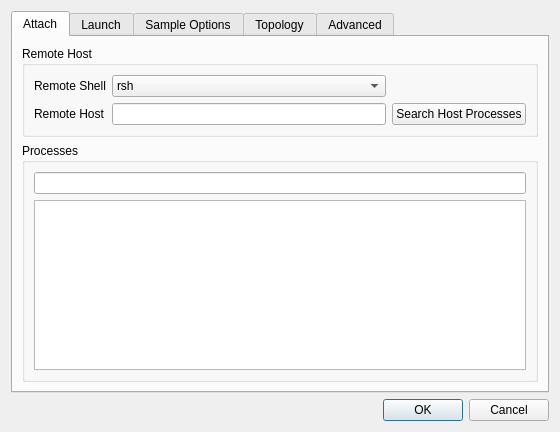
Above: src/plugins/SWAT/JobControlDialog.ui from PTGF/Swat before the change. Below: the same form after it.
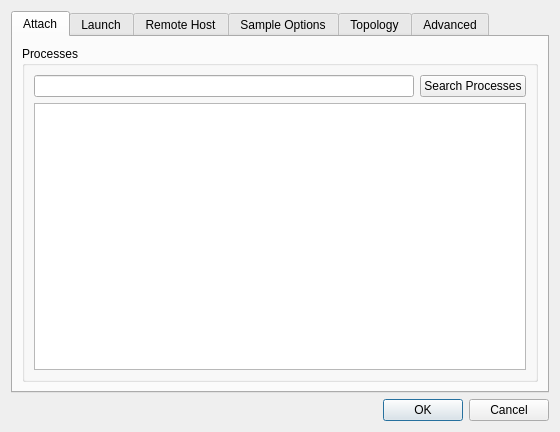
That is the form after the change. The open tabs and pages were chosen to show the change.

Commit message: Got CompiledAdapter to link properly w/ STAT, et al.; JobControlDialog improvements to work with IAdapter; SWATWidget improvements to work with JobControlAdapter and IAdapter

Diff of the .ui file:
```diff
--- a/src/plugins/SWAT/JobControlDialog.ui
+++ b/src/plugins/SWAT/JobControlDialog.ui
@@ -24,63 +24,23 @@
        <string>Attach</string>
       </attribute>
       <layout class="QVBoxLayout" name="verticalLayout_3">
-       <item>
-        <widget class="QGroupBox" name="grpRemoteHost">
-         <property name="title">
-          <string>Remote Host</string>
-         </property>
-         <layout class="QGridLayout" name="gridLayout">
-          <item row="1" column="1">
-           <widget class="QLineEdit" name="txtRemoteHost"/>
-          </item>
-          <item row="1" column="2">
-           <widget class="QPushButton" name="btnSearchProcesses">
-            <property name="text">
-             <string>Search Host Processes</string>
-            </property>
-           </widget>
-          </item>
-          <item row="1" column="0">
-           <widget class="QLabel" name="lblRemoteHost">
-            <property name="text">
-             <string>Remote Host</string>
-            </property>
-           </widget>
-          </item>
-          <item row="0" column="0">
-           <widget class="QLabel" name="lblRemoteShell">
-            <property name="text">
-             <string>Remote Shell</string>
-            </property>
-           </widget>
-          </item>
-          <item row="0" column="1">
-           <widget class="QComboBox" name="cmbRemoteShell">
-            <item>
-             <property name="text">
-              <string>rsh</string>
-             </property>
-            </item>
-            <item>
-             <property name="text">
-              <string>ssh</string>
-             </property>
-            </item>
-           </widget>
-          </item>
-         </layout>
-        </widget>
-       </item>
        <item>
         <widget class="QGroupBox" name="grpProcesses">
          <property name="title">
           <string>Processes</string>
          </property>
-         <layout class="QVBoxLayout" name="verticalLayout_2">
-          <item>
+         <layout class="QGridLayout" name="gridLayout_5">
+          <item row="0" column="0">
            <widget class="QLineEdit" name="txtProcessesFitler"/>
           </item>
-          <item>
+          <item row="0" column="1">
+           <widget class="QPushButton" name="btnSearchProcesses">
+            <property name="text">
+             <string>Search Processes</string>
+            </property>
+           </widget>
+          </item>
+          <item row="1" column="0" colspan="2">
            <widget class="QListWidget" name="lstProcesses"/>
           </item>
          </layout>
@@ -92,7 +52,7 @@
       <attribute name="title">
        <string>Launch</string>
       </attribute>
-      <layout class="QVBoxLayout" name="verticalLayout_4">
+      <layout class="QVBoxLayout" name="verticalLayout_2">
        <item>
         <widget class="QLineEdit" name="txtLaunchString"/>
        </item>
@@ -111,6 +71,69 @@
        </item>
       </layout>
      </widget>
+     <widget class="QWidget" name="tabRemote">
+      <attribute name="title">
+       <string>Remote Host</string>
+      </attribute>
+      <layout class="QVBoxLayout" name="verticalLayout_7">
+       <item>
+        <widget class="QGroupBox" name="grpRemoteHost">
+         <property name="title">
+          <string>Remote Host</string>
+         </property>
+         <layout class="QFormLayout" name="formLayout_4">
+          <item row="0" column="0">
+           <widget class="QLabel" name="lblRemoteShell">
+            <property name="text">
+             <string>Remote Shell</string>
+            </property>
+           </widget>
+          </item>
+          <item row="0" column="1">
+           <widget class="QComboBox" name="cmbRemoteShell">
+            <property name="editable">
+             <bool>true</bool>
+            </property>
+            <item>
+             <property name="text">
+              <string>rsh</string>
+             </property>
+            </item>
+            <item>
+             <property name="text">
+              <string>ssh</string>
+             </property>
+            </item>
+           </widget>
+          </item>
+          <item row="1" column="0">
+           <widget class="QLabel" name="lblRemoteHost">
+            <property name="text">
+             <string>Remote Host</string>
+            </property>
+           </widget>
+          </item>
+          <item row="1" column="1">
+           <widget class="QLineEdit" name="txtRemoteHost"/>
+          </item>
+         </layout>
+        </widget>
+       </item>
+       <item>
+        <spacer name="verticalSpacer_4">
+         <property name="orientation">
+          <enum>Qt::Vertical</enum>
+         </property>
+         <property name="sizeHint" stdset="0">
+          <size>
+           <width>20</width>
+           <height>225</height>
+          </size>
+         </property>
+        </spacer>
+       </item>
+      </layout>
+     </widget>
      <widget class="QWidget" name="tabSample">
       <attribute name="title">
        <string>Sample Options</string>
```
Left out of the diff: 110 changed lines with no effect on the pictures. Lines whose indentation alone changed are shown as unchanged. The commit also changes 12 other files.
